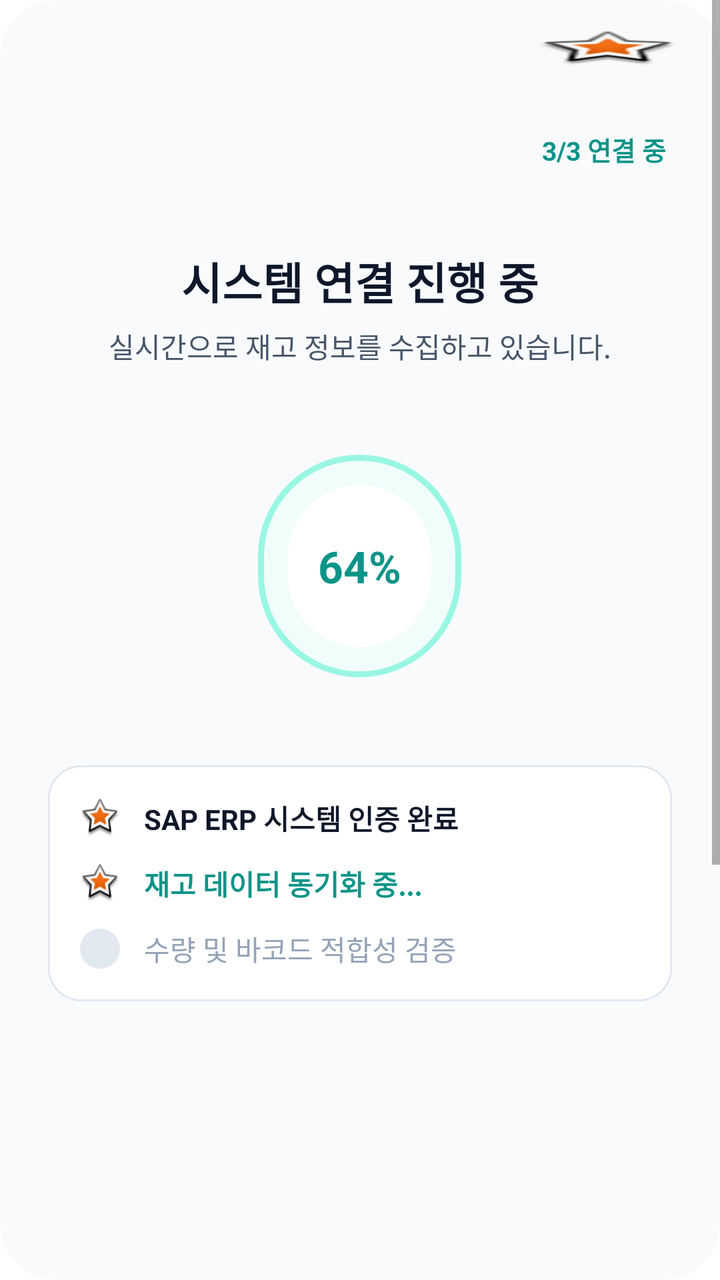
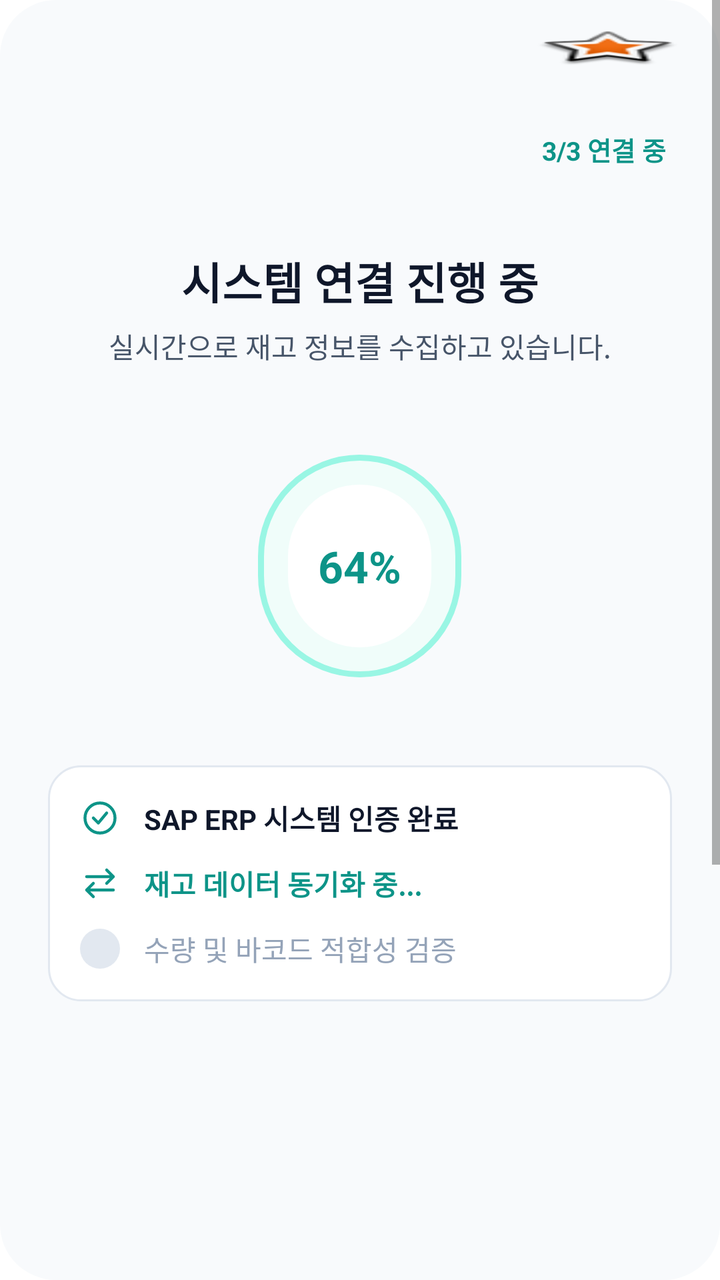

Before-and-after screenshots of an Android layout around one commit, followed by the original layout XML and the change that was made.
<!-- AndroidManifest.xml: application theme Theme.MaterialComponents.DayNight.NoActionBar -->
<!-- res/layout/activity_connection_progress.xml -->
<LinearLayout 
	xmlns:android="http://schemas.android.com/apk/res/android"
	xmlns:tools="http://schemas.android.com/tools"
	xmlns:app="http://schemas.android.com/apk/res-auto"
	android:background="#FFFFFF"
	android:orientation="vertical"
	android:layout_width="match_parent"
	android:layout_height="match_parent">
	<ScrollView 
		android:id="@+id/rvo6eslr3n8"
		android:layout_width="match_parent"
		android:layout_height="wrap_content"
		android:layout_weight="1"
		android:background="@drawable/cr28bf8fafc">
		<LinearLayout
			android:layout_width="match_parent"
			android:layout_height="match_parent"
			android:orientation="vertical">
			<LinearLayout
				android:id="@+id/rrf6wni1e6t"
				android:layout_width="match_parent"
				android:layout_height="wrap_content"
				android:layout_marginBottom="342dp"
				android:orientation="vertical">
				<LinearLayout
					android:id="@+id/ra88gxye699o"
					android:layout_width="match_parent"
					android:layout_height="wrap_content"
					android:gravity="center_vertical"
					android:paddingVertical="15dp"
					android:paddingHorizontal="20dp"
					android:orientation="horizontal">
					<TextView
						android:id="@+id/raq3pxn1q1fj"
						android:textColor="#0F172A"
						android:textSize="14sp"
						android:textStyle="bold"
						android:layout_height="wrap_content"
						android:layout_width="wrap_content"
						android:text=""
					/>
					<View
						android:layout_width="0dp"
						android:layout_height="0dp"
						android:layout_weight="1"
					 />
					<ImageView
						android:id="@+id/rpie2z6g8rx"
						android:layout_width="72dp"
						android:layout_height="18dp"
						android:src="@android:drawable/star_big_on"
						android:scaleType="fitXY"
					/>
				</LinearLayout>
				<LinearLayout
					android:id="@+id/rqq2c4sm17xm"
					android:layout_width="match_parent"
					android:layout_height="wrap_content"
					android:gravity="end"
					android:paddingVertical="16dp"
					android:paddingRight="27dp"
					android:orientation="vertical">
					<TextView
						android:id="@+id/rj546sxkr2h"
						android:textColor="#0D9488"
						android:textSize="13sp"
						android:textStyle="bold"
						android:layout_height="wrap_content"
						android:layout_width="wrap_content"
						android:text="3/3 연결 중"
					/>
				</LinearLayout>
				<LinearLayout
					android:id="@+id/r8iwg0isgin5"
					android:layout_width="match_parent"
					android:layout_height="wrap_content"
					android:padding="24dp"
					android:orientation="vertical">
					<LinearLayout
						android:id="@+id/rr13jwaq6iz"
						android:layout_width="match_parent"
						android:layout_height="wrap_content"
						android:gravity="center_horizontal"
						android:layout_marginBottom="32dp"
						android:orientation="vertical">
						<TextView
							android:id="@+id/runxna6i2l6"
							android:textColor="#0F172A"
							android:textSize="22sp"
							android:textStyle="bold"
							android:layout_marginBottom="6dp"
							android:layout_height="wrap_content"
							android:layout_width="wrap_content"
							android:text="시스템 연결 진행 중"
						/>
						<TextView
							android:id="@+id/r8w0stbn29en"
							android:textColor="#475569"
							android:textSize="14sp"
							android:layout_height="wrap_content"
							android:layout_width="wrap_content"
							android:text="실시간으로 재고 정보를 수집하고 있습니다."
						/>
					</LinearLayout>
					<LinearLayout
						android:id="@+id/r03kpt06skeru"
						android:layout_width="match_parent"
						android:layout_height="wrap_content"
						android:gravity="center_horizontal"
						android:paddingVertical="12dp"
						android:layout_marginBottom="32dp"
						android:orientation="vertical">
						<LinearLayout
							android:id="@+id/rjkat8j124h"
							android:layout_width="wrap_content"
							android:layout_height="wrap_content"
							android:background="@drawable/s99f6e4sw3cr55bf0fdfa"
							android:padding="15dp"
							android:clickable="true"
							android:focusable="true"
							android:orientation="vertical">
							<LinearLayout
								android:id="@+id/rgrg9a2h4p76"
								android:layout_width="wrap_content"
								android:layout_height="wrap_content"
								android:background="@drawable/cr40bffffff"
								android:paddingVertical="26dp"
								android:paddingHorizontal="15dp"
								android:orientation="vertical">
								<TextView
									android:id="@+id/reosfv2ty8uo"
									android:textColor="#0D9488"
									android:textSize="22sp"
									android:textStyle="bold"
									android:layout_height="wrap_content"
									android:layout_width="wrap_content"
									android:text="64%"
								/>
							</LinearLayout>
						</LinearLayout>
					</LinearLayout>
					<LinearLayout
						android:id="@+id/rjwypbkh8k4"
						android:layout_width="match_parent"
						android:layout_height="wrap_content"
						android:background="@drawable/se2e8f0sw1cr16bffffff"
						android:padding="16dp"
						android:orientation="vertical">
						<LinearLayout
							android:id="@+id/rnlzfwbvkunp"
							android:layout_width="match_parent"
							android:layout_height="wrap_content"
							android:gravity="center_vertical"
							android:layout_marginBottom="12dp"
							android:orientation="horizontal">
							<ImageView
								android:id="@+id/r6yjc1dl3m4x"
								android:layout_width="20dp"
								android:layout_height="20dp"
								android:layout_marginEnd="12dp"
								android:src="@android:drawable/star_big_on"
								android:scaleType="fitXY"
							/>
							<TextView
								android:id="@+id/rdyodyx1xs"
								android:textColor="#0F172A"
								android:textSize="14sp"
								android:textStyle="bold"
								android:layout_height="wrap_content"
								android:layout_width="wrap_content"
								android:text="SAP ERP 시스템 인증 완료"
							/>
						</LinearLayout>
						<LinearLayout
							android:id="@+id/rrmixfzfnw0j"
							android:layout_width="match_parent"
							android:layout_height="wrap_content"
							android:gravity="center_vertical"
							android:layout_marginBottom="12dp"
							android:orientation="horizontal">
							<ImageView
								android:id="@+id/ry3i2c9qk85j"
								android:layout_width="20dp"
								android:layout_height="20dp"
								android:layout_marginEnd="12dp"
								android:src="@android:drawable/star_big_on"
								android:scaleType="fitXY"
							/>
							<TextView
								android:id="@+id/rlup09p5bpq"
								android:textColor="#0D9488"
								android:textSize="14sp"
								android:textStyle="bold"
								android:layout_height="wrap_content"
								android:layout_width="wrap_content"
								android:text="재고 데이터 동기화 중..."
							/>
						</LinearLayout>
						<LinearLayout
							android:id="@+id/r57wix8iv9s8"
							android:layout_width="match_parent"
							android:layout_height="wrap_content"
							android:gravity="center_vertical"
							android:orientation="horizontal">
							<LinearLayout
								android:id="@+id/r07oh6c0ya7oq"
								android:layout_width="20dp"
								android:layout_height="20dp"
								android:background="@drawable/cr10be2e8f0"
								android:layout_marginEnd="12dp"
								android:orientation="vertical">
							</LinearLayout>
							<TextView
								android:id="@+id/r1l2fnkl48ht"
								android:textColor="#94A3B8"
								android:textSize="14sp"
								android:layout_height="wrap_content"
								android:layout_width="wrap_content"
								android:text="수량 및 바코드 적합성 검증"
							/>
						</LinearLayout>
					</LinearLayout>
				</LinearLayout>
			</LinearLayout>
			<LinearLayout
				android:id="@+id/rzbst7rj0ie"
				android:layout_width="match_parent"
				android:layout_height="wrap_content"
				android:gravity="center_horizontal"
				android:paddingBottom="40dp"
				android:orientation="vertical">
				<TextView
					android:id="@+id/rtyg587jorcp"
					android:textColor="#475569"
					android:textSize="13sp"
					android:layout_marginBottom="4dp"
					android:layout_height="wrap_content"
					android:layout_width="wrap_content"
					android:text="잠시만 기다려주세요."
				/>
				<TextView
					android:id="@+id/r4xu9kcc3pmo"
					android:textColor="#94A3B8"
					android:textSize="12sp"
					android:layout_height="wrap_content"
					android:layout_width="wrap_content"
					android:text="데이터 양에 따라 1~3분 소요될 수 있습니다."
				/>
			</LinearLayout>
		</LinearLayout>
	</ScrollView>
</LinearLayout>
<!-- resources referenced by this layout -->
<resources>
  <!-- drawable cr10be2e8f0 (drawable) -->
  <?xml version="1.0" encoding="UTF-8"?>
  <shape
  	xmlns:android="http://schemas.android.com/apk/res/android">
  	<solid
  		android:color="#E2E8F0"
  	/>
  	<corners
  		android:radius="10dp"
  	/>      
  </shape>
  <!-- drawable cr28bf8fafc (drawable) -->
  <?xml version="1.0" encoding="UTF-8"?>
  <shape
  	xmlns:android="http://schemas.android.com/apk/res/android">
  	<solid
  		android:color="#F8FAFC"
  	/>
  	<corners
  		android:radius="28dp"
  	/>      
  </shape>
  <!-- drawable cr40bffffff (drawable) -->
  <?xml version="1.0" encoding="UTF-8"?>
  <shape
  	xmlns:android="http://schemas.android.com/apk/res/android">
  	<solid
  		android:color="#FFFFFF"
  	/>
  	<corners
  		android:radius="40dp"
  	/>      
  </shape>
  <!-- drawable s99f6e4sw3cr55bf0fdfa (drawable) -->
  <?xml version="1.0" encoding="UTF-8"?>
  <shape
  	xmlns:android="http://schemas.android.com/apk/res/android">
  	<solid
  		android:color="#F0FDFA"
  	/>
  	<stroke
  		android:color="#99F6E4"
  		android:width="3dp"
  	/>       
  	<corners
  		android:radius="55dp"
  	/>      
  </shape>
  <!-- drawable se2e8f0sw1cr16bffffff (drawable) -->
  <?xml version="1.0" encoding="UTF-8"?>
  <shape
  	xmlns:android="http://schemas.android.com/apk/res/android">
  	<solid
  		android:color="#FFFFFF"
  	/>
  	<stroke
  		android:color="#E2E8F0"
  		android:width="1dp"
  	/>       
  	<corners
  		android:radius="16dp"
  	/>      
  </shape>
</resources>

<!-- the commit's change to res/layout/activity_connection_progress.xml (unified diff, before → after) -->
@@ -158,8 +158,8 @@
 								android:layout_width="20dp"
 								android:layout_height="20dp"
 								android:layout_marginEnd="12dp"
-								android:src="@android:drawable/star_big_on"
-								android:scaleType="fitXY"
+								android:src="@drawable/ic_inven_check_circle"
+								android:scaleType="fitCenter"
 							/>
 							<TextView
 								android:id="@+id/rdyodyx1xs"
@@ -183,8 +183,8 @@
 								android:layout_width="20dp"
 								android:layout_height="20dp"
 								android:layout_marginEnd="12dp"
-								android:src="@android:drawable/star_big_on"
-								android:scaleType="fitXY"
+								android:src="@drawable/ic_inven_transfer"
+								android:scaleType="fitCenter"
 							/>
 							<TextView
 								android:id="@+id/rlup09p5bpq"
<!-- resource entries referenced after the edit -->
@@ -33,6 +33,22 @@
   		android:radius="40dp"
   	/>      
   </shape>
+  <!-- drawable ic_inven_check_circle (drawable) -->
+  <vector xmlns:android="http://schemas.android.com/apk/res/android"
+      android:width="24dp" android:height="24dp"
+      android:viewportWidth="24" android:viewportHeight="24">
+      <path android:fillColor="#00000000" android:strokeColor="#0D9488"
+          android:strokeWidth="1.8" android:strokeLineCap="round" android:strokeLineJoin="round"
+          android:pathData="M21,12 A9,9 0 1,1 3,12 A9,9 0 1,1 21,12 M8,12 L11,15 L16,9" />
+  </vector>
+  <!-- drawable ic_inven_transfer (drawable) -->
+  <vector xmlns:android="http://schemas.android.com/apk/res/android"
+      android:width="24dp" android:height="24dp"
+      android:viewportWidth="24" android:viewportHeight="24">
+      <path android:fillColor="#00000000" android:strokeColor="#0D9488"
+          android:strokeWidth="1.8" android:strokeLineCap="round" android:strokeLineJoin="round"
+          android:pathData="M4,8 H20 M16,4 L20,8 L16,12 M20,16 H4 M8,12 L4,16 L8,20" />
+  </vector>
   <!-- drawable s99f6e4sw3cr55bf0fdfa (drawable) -->
   <?xml version="1.0" encoding="UTF-8"?>
   <shape
